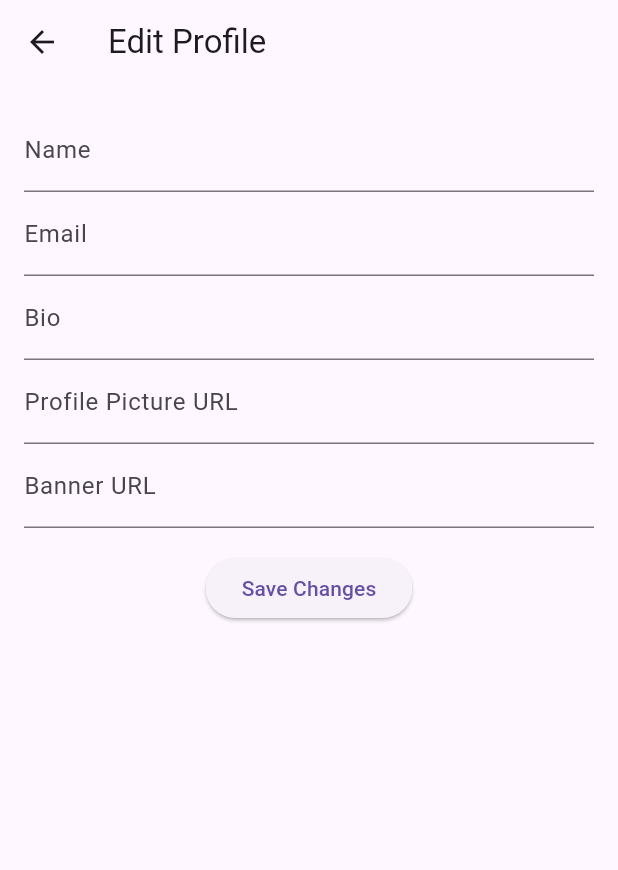
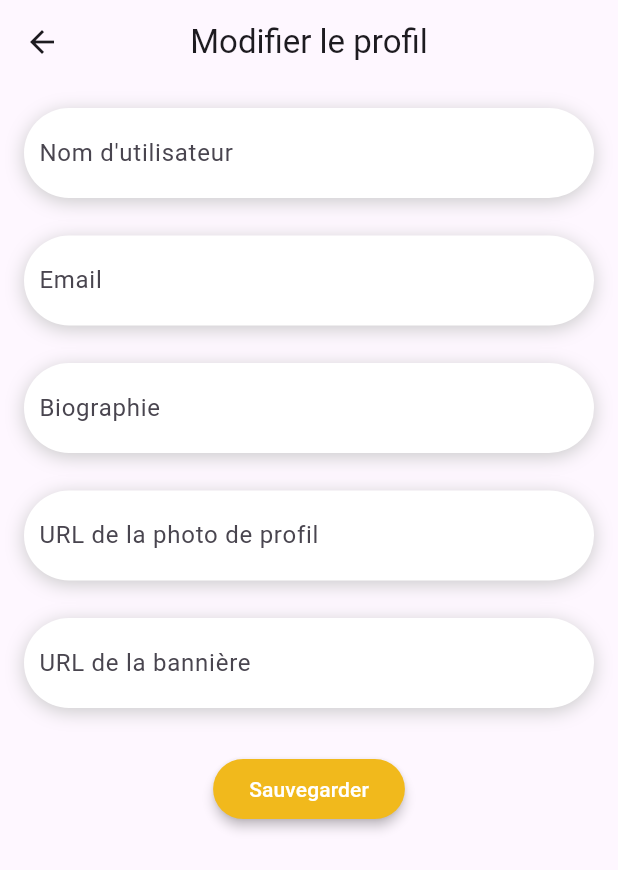
Before and after one commit to RomainConte/Yowl, a Flutter app: the EditProfileScreen screen opened directly with empty values, on a phone screen of 412 x 824 dp. Shown: the top 870 px of the screen. Run offline on Flutter 3.47's test engine with Material 3 defaults, Android fonts, the phone set to English and light mode, and no system bars; our stand-ins replace shared_preferences, timeago; missing offline and left inert: password_strength; accounts and stored records are empty; network calls fail.

Commit message:
[PUT] front edit profile

```diff
--- a/yowl/lib/screens/edit_profile_screen.dart
+++ b/yowl/lib/screens/edit_profile_screen.dart
@@ -3,7 +3,6 @@ import 'package:http/http.dart' as http;
 import 'dart:convert';
 import 'package:yowl/static.dart';
 import 'package:yowl/screens/home_screen.dart';
-
 
 class EditProfileScreen extends StatefulWidget {
   final int userId;
@@ -56,22 +55,22 @@ class _EditProfileScreenState extends State<EditProfileScreen> {
     final url = 'http://$ipAdress/api/users/${widget.userId}';
     final headers = {"Content-Type": "application/json"};
     final body = json.encode({
-
       "username": _nameController.text,
       "email": _emailController.text,
       "Biographie": _bioController.text,
       "pp_url": _pp_url_Controller.text,
       "banner_url": _banner_url_Controller.text,
-
     });
 
     try {
-      final response = await http.put(Uri.parse(url), headers: headers, body: body);
+      final response =
+          await http.put(Uri.parse(url), headers: headers, body: body);
       if (response.statusCode == 200) {
         print('Profile updated successfully');
         Navigator.push(
           context,
-      MaterialPageRoute(builder: (context) => HomeScreen(userId:widget.userId)),
+          MaterialPageRoute(
+              builder: (context) => HomeScreen(userId: widget.userId)),
         );
       } else {
         print('Failed to update profile. Status code: ${response.statusCode}');
@@ -85,46 +84,162 @@ class _EditProfileScreenState extends State<EditProfileScreen> {
   Widget build(BuildContext context) {
     return Scaffold(
       appBar: AppBar(
-        title: Text('Edit Profile'),
+        title: const Text('Modifier le profil'),
+        centerTitle: true,
       ),
       body: Padding(
         padding: EdgeInsets.all(16.0),
         child: Column(
           children: [
-            TextField(
+            Row(
+              children: [
+                Expanded(
+                  child: Container(
+                    decoration: BoxDecoration(
+                      color: Colors.white,
+                      borderRadius: BorderRadius.circular(50),
+                      boxShadow: const [
+                        BoxShadow(
+                          color: Color.fromARGB(255, 202, 202, 202),
+                          blurRadius: 10,
+                          offset: Offset(0, 2.5),
+                        ),
+                      ],
+                    ),
+                    child: TextField(
                       controller: _nameController,
-              decoration: InputDecoration(
-                labelText: 'Name',
+                      decoration: const InputDecoration(
+                        labelText: 'Nom d\'utilisateur',
+                        contentPadding: EdgeInsets.all(10),
+                        border: InputBorder.none,
                       ),
                     ),
-            TextField(
-              controller: _emailController,
-              decoration: InputDecoration(
-                labelText: 'Email',
                   ),
                 ),
-            TextField(
-              controller: _bioController,
-              decoration: InputDecoration(
-                labelText: 'Bio',
+              ],
+            ),
+            const SizedBox(height: 25),
+            Row(
+              children: [
+                Expanded(
+                  child: Container(
+                    decoration: BoxDecoration(
+                      color: Colors.white,
+                      borderRadius: BorderRadius.circular(50),
+                      boxShadow: const [
+                        BoxShadow(
+                          color: Color.fromARGB(255, 202, 202, 202),
+                          blurRadius: 10,
+                          offset: Offset(0, 2.5),
+                        ),
+                      ],
+                    ),
+                    child: TextField(
+                      controller: _emailController,
+                      decoration: const InputDecoration(
+                        labelText: 'Email',
+                        contentPadding: EdgeInsets.all(10),
+                        border: InputBorder.none,
                       ),
                     ),
-            TextField(
-              controller: _pp_url_Controller,
-              decoration: InputDecoration(
-                labelText: 'Profile Picture URL',
                   ),
                 ),
-            TextField(
-              controller: _banner_url_Controller,
-              decoration: InputDecoration(
-                labelText: 'Banner URL',
+              ],
+            ),
+            const SizedBox(height: 25),
+            Row(
+              children: [
+                Expanded(
+                  child: Container(
+                    decoration: BoxDecoration(
+                      color: Colors.white,
+                      borderRadius: BorderRadius.circular(50),
+                      boxShadow: const [
+                        BoxShadow(
+                          color: Color.fromARGB(255, 202, 202, 202),
+                          blurRadius: 10,
+                          offset: Offset(0, 2.5),
+                        ),
+                      ],
+                    ),
+                    child: TextField(
+                      controller: _bioController,
+                      decoration: const InputDecoration(
+                        labelText: 'Biographie',
+                        contentPadding: EdgeInsets.all(10),
+                        border: InputBorder.none,
                       ),
                     ),
-            SizedBox(height: 16.0),
+                  ),
+                ),
+              ],
+            ),
+            const SizedBox(height: 25),
+            Row(
+              children: [
+                Expanded(
+                  child: Container(
+                    decoration: BoxDecoration(
+                      color: Colors.white,
+                      borderRadius: BorderRadius.circular(50),
+                      boxShadow: const [
+                        BoxShadow(
+                          color: Color.fromARGB(255, 202, 202, 202),
+                          blurRadius: 10,
+                          offset: Offset(0, 2.5),
+                        ),
+                      ],
+                    ),
+                    child: TextField(
+                      controller: _pp_url_Controller,
+                      decoration: const InputDecoration(
+                        labelText: 'URL de la photo de profil',
+                        contentPadding: EdgeInsets.all(10),
+                        border: InputBorder.none,
+                      ),
+                    ),
+                  ),
+                ),
+              ],
+            ),
+            const SizedBox(height: 25),
+            Row(
+              children: [
+                Expanded(
+                  child: Container(
+                    decoration: BoxDecoration(
+                      color: Colors.white,
+                      borderRadius: BorderRadius.circular(50),
+                      boxShadow: const [
+                        BoxShadow(
+                          color: Color.fromARGB(255, 202, 202, 202),
+                          blurRadius: 10,
+                          offset: Offset(0, 2.5),
+                        ),
+                      ],
+                    ),
+                    child: TextField(
+                      controller: _banner_url_Controller,
+                      decoration: const InputDecoration(
+                        labelText: 'URL de la bannière',
+                        contentPadding: EdgeInsets.all(10),
+                        border: InputBorder.none,
+                      ),
+                    ),
+                  ),
+                ),
+              ],
+            ),
+            const SizedBox(height: 30),
+            // const SizedBox(height: 16.0),
             ElevatedButton(
+              style: ElevatedButton.styleFrom(
+                  primary: Color.fromRGBO(241, 185, 28, 1),
+                  onPrimary: Colors.white,
+                  elevation: 3,
+                  maximumSize: const Size.fromWidth(200)),
               onPressed: () => _saveProfileChanges(),
-              child: Text('Save Changes'),
+              child: const Text('Sauvegarder'),
             ),
           ],
         ),
```
Lines whose indentation alone changed are shown as unchanged.
